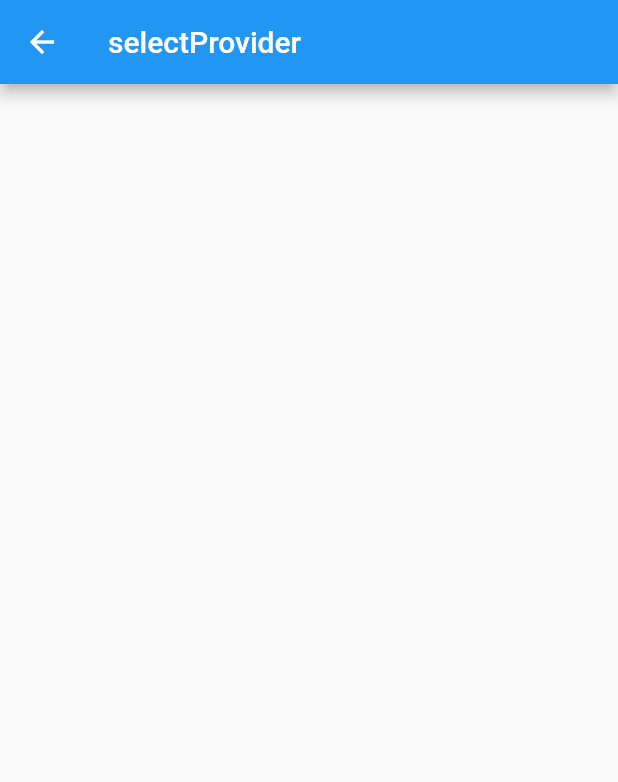
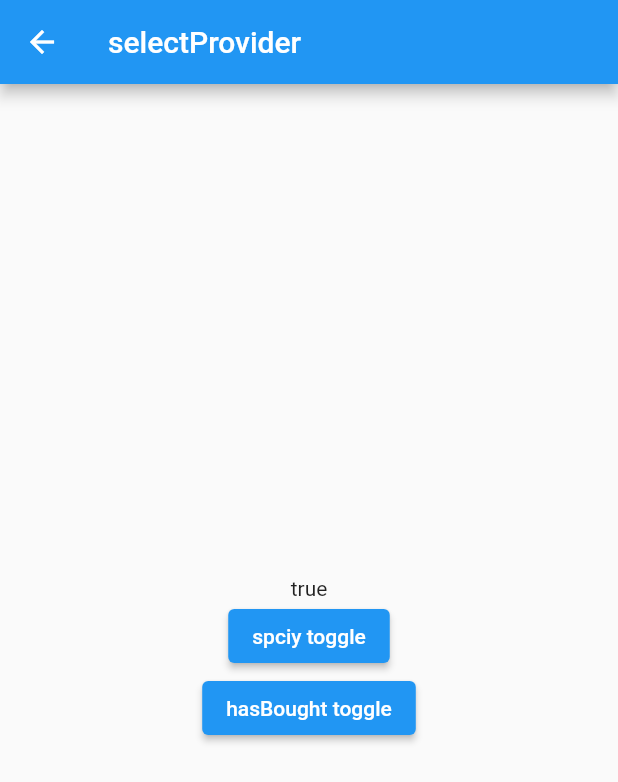
Before and after one commit to Yongjun-Han/Riverpod, a Flutter app: the screen it shows after launch, after a tap on "SelectProvider", on a phone screen of 412 x 824 dp. Shown: the top 782 px of the screen. Run offline on Flutter 3.47's test engine with Material 2 defaults, Android fonts, the phone set to English and light mode, and no system bars; our stand-ins replace flutter_riverpod.

Commit message:
select Provider

```diff
--- a/riverpods/lib/screens/select_provider_screen.dart
+++ b/riverpods/lib/screens/select_provider_screen.dart
@@ -1,15 +1,44 @@
 import 'package:flutter/material.dart';
+import 'package:flutter_riverpod/flutter_riverpod.dart';
 import 'package:riverpods/layout/defalut_layout.dart';
+import 'package:riverpods/riverpod/select_provider.dart';
 
-class SelectProviderScreen extends StatelessWidget {
+class SelectProviderScreen extends ConsumerWidget {
   const SelectProviderScreen({super.key});
 
   @override
-  Widget build(BuildContext context) {
+  Widget build(BuildContext context, WidgetRef ref) {
+    print("build");
+    final state = ref.watch(selectProvider.select((value) => value.isSpicy));
+    ref.listen(selectProvider.select((value) => value.hasBought),
+        (previous, next) {
+      print(next);
+    });
     return DefaultLayout(
         title: "selectProvider",
-        body: Column(
-          children: const [],
+        body: SizedBox(
+          width: MediaQuery.of(context).size.width,
+          child: Column(
+            mainAxisAlignment: MainAxisAlignment.center,
+            children: [
+              Text(state.toString()),
+              // Text(state.name),
+              // Text(state.isSpicy.toString()),
+              // Text(state.hasBought.toString()),
+              ElevatedButton(
+                onPressed: () {
+                  ref.read(selectProvider.notifier).toggleIsSpicy();
+                },
+                child: const Text("spciy toggle"),
+              ),
+              ElevatedButton(
+                onPressed: () {
+                  ref.read(selectProvider.notifier).toggleHasBought();
+                },
+                child: const Text("hasBought toggle"),
+              )
+            ],
+          ),
         ));
   }
 }
```
Also changed, not shown: riverpods/lib/model/shopping_item_model.dart (+14 -0 lines), riverpods/lib/riverpod/select_provider.dart (+6 -10 lines).
